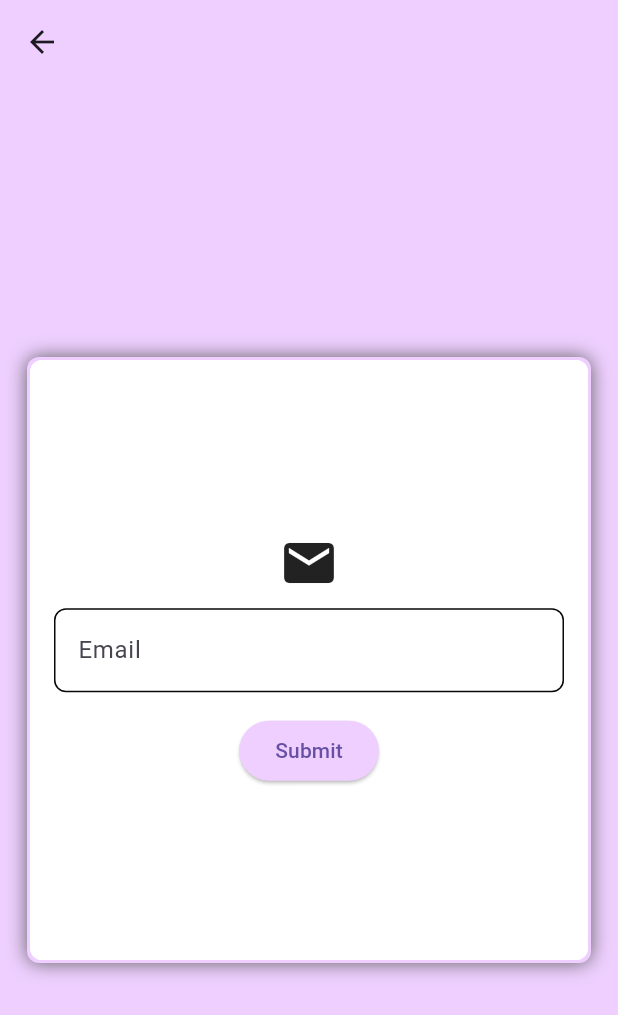
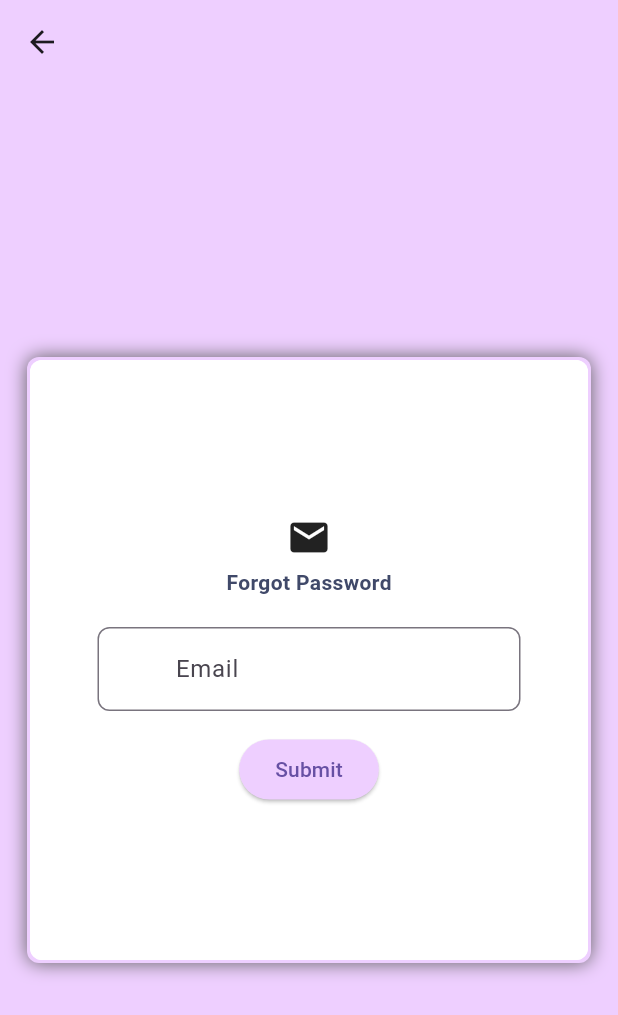
Before and after one commit to Sikshadhaan01/Academic-Chatbot, a Flutter app: the screen it shows after launch, after a tap on "Forgot Password?", on a phone screen of 412 x 824 dp. Shown: the top 1015 px of the screen. Run offline on Flutter 3.47's test engine with Material 3 defaults, Android fonts, the phone set to English and light mode, and no system bars; our stand-ins replace go_router; missing offline and left inert: dart:html, stories_for_flutter.

Commit message:
added otp page

```diff
--- a/lib/components/my_textfields.dart
+++ b/lib/components/my_textfields.dart
@@ -30,15 +30,15 @@ class MyTextfields extends StatelessWidget {
         decoration: InputDecoration(
             prefixIcon: inputIcon,
             prefixIconColor: const Color.fromARGB(255, 12, 9, 9),
-            enabledBorder: OutlineInputBorder(
+            border: OutlineInputBorder(
               borderSide: const BorderSide(
                 color: Color.fromARGB(255, 10, 7, 7),
               ),
               borderRadius: BorderRadius.circular(8),
             ),
-            focusedBorder: const OutlineInputBorder(
-              borderSide: BorderSide(color: Colors.grey),
-            ),
+            // focusedBorder: const OutlineInputBorder(
+            //   borderSide: BorderSide(color: Colors.grey),
+            // ),
             labelText: labelText,
             // hintText: hintText,
             hintStyle: const TextStyle(color: Color.fromARGB(255, 7, 5, 5))),
--- a/lib/pages/fpassword_page.dart
+++ b/lib/pages/fpassword_page.dart
@@ -1,7 +1,12 @@
 import 'package:flutter/material.dart';
+import 'package:flutter_new/components/my_textfields.dart';
+import 'package:flutter_new/project/routes/app_route_constants.dart';
+import 'package:go_router/go_router.dart';
 
 class FpasswordPage extends StatelessWidget {
-  const FpasswordPage({super.key});
+  final formKey = GlobalKey<FormState>();
+
+  FpasswordPage({super.key});
 
   @override
   Widget build(BuildContext context) {
@@ -17,6 +22,7 @@ class FpasswordPage extends StatelessWidget {
           children: [
             Center(
               child: Form(
+                  key: formKey,
                   child: Padding(
                     padding: const EdgeInsets.all(20.0),
                     child: Container(
@@ -40,37 +46,66 @@ class FpasswordPage extends StatelessWidget {
                           borderRadius: BorderRadius.all(Radius.circular(8))),
                       child: Center(
                         child: Padding(
-                      padding: const EdgeInsets.all(16.0),
+                          padding: const EdgeInsets.all(10.0),
                           child: Column(
                             mainAxisAlignment: MainAxisAlignment.center,
                             children: [
                               Icon(
                                 Icons.mail,
-                            size: 40.0,
+                                size: 30.0,
                               ),
-                          SizedBox(height: 10),
-                          TextField(
-                            decoration: InputDecoration(
-                              labelText: "Email",
-                              enabledBorder: OutlineInputBorder(
-                                borderSide: BorderSide(
-                                  color: Color.fromARGB(255, 10, 7, 7),
-                                ),
-                                borderRadius: BorderRadius.circular(8),
-                              ),
-                              focusedBorder: const OutlineInputBorder(
-                                borderSide: BorderSide(
-                                    color: Color.fromARGB(255, 5, 5, 5)),
+                              SizedBox(height: 5),
+                              Text(
+                                "Forgot Password",
+                                style: TextStyle(
+                                  color: Color(0xFF404969),
+                                  fontWeight: FontWeight.bold,
                                 ),
                               ),
+                              SizedBox(height: 20),
+                              MyTextfields(
+                                controller: TextEditingController(),
+                                validator: (text) {
+                                  if (text!.isEmpty) {
+                                    return "Enter valid Email";
+                                  }
+                                  return null;
+                                },
+                                labelText: "Email",
+                                obscureText: false,
+                                inputIcon: const Icon(null),
+
+                                // decoration: InputDecoration(
+                                //   labelText: "Email",
+
+                                //   contentPadding: EdgeInsets.all(16),
+                                //   border: OutlineInputBorder(
+                                //     borderSide: BorderSide(
+                                //       color: Color.fromARGB(255, 10, 7, 7),
+                                //     ),
+                                //     // borderRadius: BorderRadius.circular(8),
+                                //   ),
+                                //   // focusedBorder: const OutlineInputBorder(
+                                //   //   borderSide: BorderSide(
+                                //   //       color: Color.fromARGB(255, 5, 5, 5)),
+                                //   // ),
+                                // ),
                               ),
                               SizedBox(
                                 height: 15,
                               ),
                               ElevatedButton(
-                              onPressed: () {},
+                                onPressed: () {
+                                  if (formKey.currentState!.validate()) {
+                                    GoRouter.of(context).pushNamed(
+                                        MyAppRouteConstant.otp_pageRouteName);
+                                  }
+                                },
                                 child: Text("Submit"),
-                              style: ButtonStyle(backgroundColor: MaterialStateProperty.all(Color(0xffeecfff))))
+                                style: ButtonStyle(
+                                    backgroundColor: MaterialStateProperty.all(
+                                        Color(0xffeecfff))),
+                              )
                             ],
                           ),
                         ),
--- a/lib/project/routes/app_route_config.dart
+++ b/lib/project/routes/app_route_config.dart
@@ -2,6 +2,7 @@ import 'package:flutter/material.dart';
 import 'package:flutter_new/pages/chat_page.dart';
 import 'package:flutter_new/pages/home_page.dart';
 import 'package:flutter_new/pages/login_page.dart';
+import 'package:flutter_new/pages/otp_page.dart';
 import 'package:flutter_new/pages/signup_page.dart';
 import 'package:flutter_new/pages/teacher_page.dart';
 import 'package:flutter_new/pages/topics_page.dart';
@@ -59,6 +60,13 @@ class MyAppRouter {
       pageBuilder: (context, state) {
         return MaterialPage(child: FpasswordPage());
       },
+    ),
+    GoRoute(
+      name: MyAppRouteConstant.otp_pageRouteName,
+      path: '/otp_page',
+      pageBuilder: (context, state) {
+        return MaterialPage(child: Otppage());
+      },
     )
   ]);
 }
--- a/lib/project/routes/app_route_constants.dart
+++ b/lib/project/routes/app_route_constants.dart
@@ -7,6 +7,7 @@ static const String login_pageRouteName='login_page';
 static const String teacher_pageRouteName='teacher_page';
 static const String topics_pageRouteName='topics_page';
 static const String signup_pageRouteName='signup_page';
+static const String otp_pageRouteName='otp_page';
 
 
 }
```
Also changed, not shown: lib/pages/otp_page.dart (added, +136 -0 lines). Lines whose indentation alone changed are shown as unchanged.
